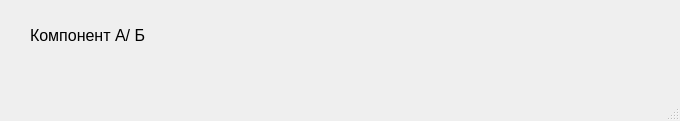
This is windows/EEWAHEW.ui in ivanzuev78/Glass_transition_math as Qt 5 draws it before an edit. The edited form follows.
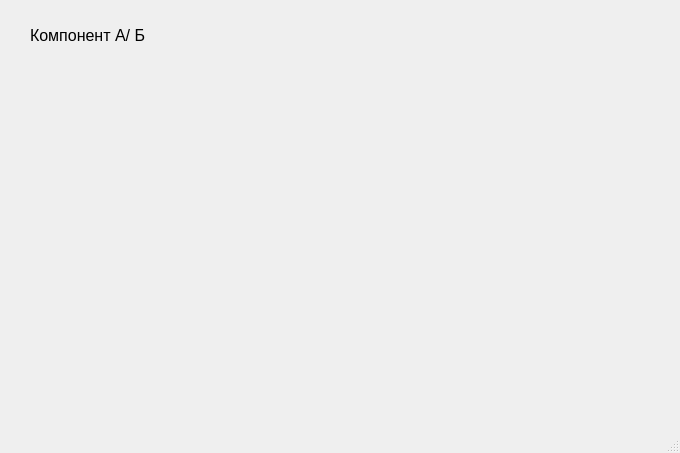
This is the edited form.

```diff
--- a/windows/EEWAHEW.ui
+++ b/windows/EEWAHEW.ui
@@ -7,7 +7,7 @@
     <x>0</x>
     <y>0</y>
     <width>680</width>
-    <height>121</height>
+    <height>453</height>
    </rect>
   </property>
   <property name="font">
```
